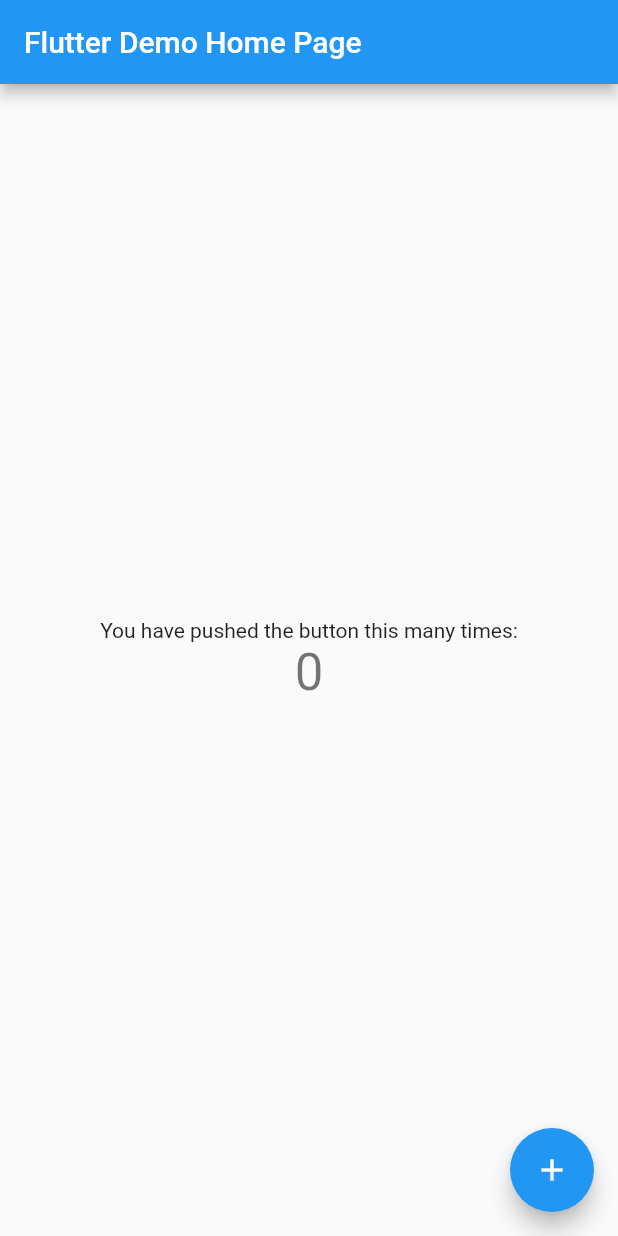
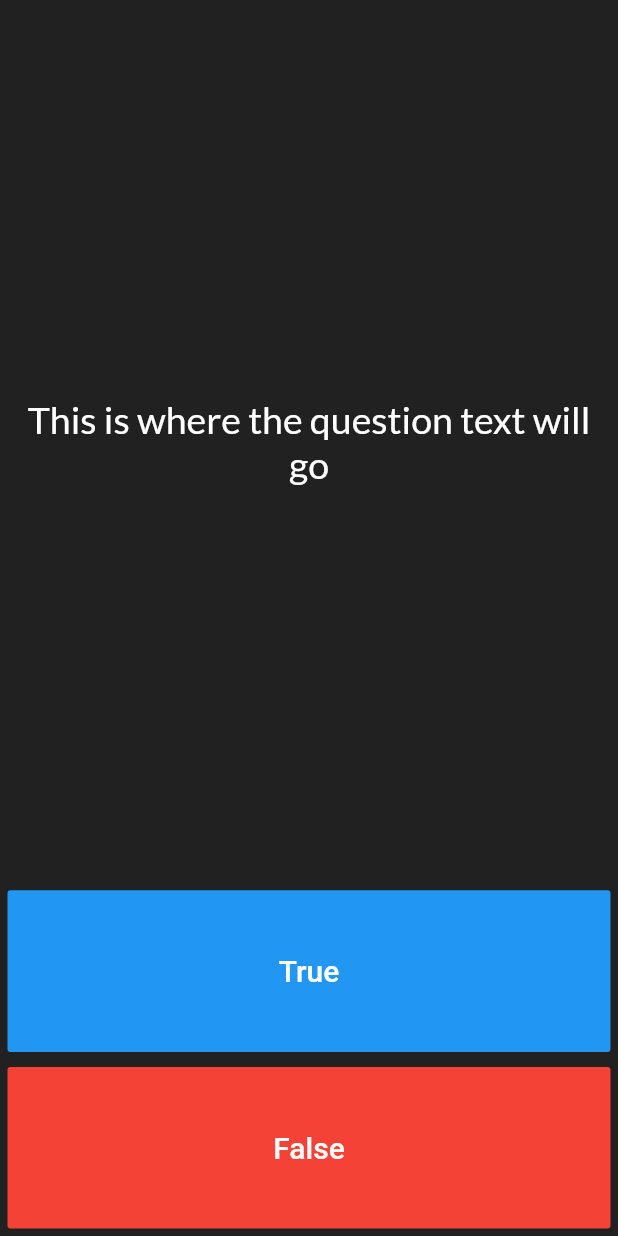
Before and after one commit to Naxalov/quizUp, a Flutter app: the screen it shows after launch, on a phone screen of 412 x 824 dp. Run offline on Flutter 3.47's test engine with Material 2 defaults, Android fonts, the phone set to English and light mode, and no system bars; our stand-ins replace google_fonts.

Commit message:
Home my version

```diff
--- a/lib/main.dart
+++ b/lib/main.dart
@@ -1,111 +1,18 @@
 import 'package:flutter/material.dart';
+import 'package:quiz_up/screens/home.dart';
 
 void main() => runApp(MyApp());
 
 class MyApp extends StatelessWidget {
-  // This widget is the root of your application.
   @override
   Widget build(BuildContext context) {
     return MaterialApp(
       title: 'Flutter Demo',
       theme: ThemeData(
-        // This is the theme of your application.
-        //
-        // Try running your application with "flutter run". You'll see the
-        // application has a blue toolbar. Then, without quitting the app, try
-        // changing the primarySwatch below to Colors.green and then invoke
-        // "hot reload" (press "r" in the console where you ran "flutter run",
-        // or simply save your changes to "hot reload" in a Flutter IDE).
-        // Notice that the counter didn't reset back to zero; the application
-        // is not restarted.
+
         primarySwatch: Colors.blue,
       ),
-      home: MyHomePage(title: 'Flutter Demo Home Page'),
+      home: Home(),
     );
   }
 }
-
-class MyHomePage extends StatefulWidget {
-  MyHomePage({Key key, this.title}) : super(key: key);
-
-  // This widget is the home page of your application. It is stateful, meaning
-  // that it has a State object (defined below) that contains fields that affect
-  // how it looks.
-
-  // This class is the configuration for the state. It holds the values (in this
-  // case the title) provided by the parent (in this case the App widget) and
-  // used by the build method of the State. Fields in a Widget subclass are
-  // always marked "final".
-
-  final String title;
-
-  @override
-  _MyHomePageState createState() => _MyHomePageState();
-}
-
-class _MyHomePageState extends State<MyHomePage> {
-  int _counter = 0;
-
-  void _incrementCounter() {
-    setState(() {
-      // This call to setState tells the Flutter framework that something has
-      // changed in this State, which causes it to rerun the build method below
-      // so that the display can reflect the updated values. If we changed
-      // _counter without calling setState(), then the build method would not be
-      // called again, and so nothing would appear to happen.
-      _counter++;
-    });
-  }
-
-  @override
-  Widget build(BuildContext context) {
-    // This method is rerun every time setState is called, for instance as done
-    // by the _incrementCounter method above.
-    //
-    // The Flutter framework has been optimized to make rerunning build methods
-    // fast, so that you can just rebuild anything that needs updating rather
-    // than having to individually change instances of widgets.
-    return Scaffold(
-      appBar: AppBar(
-        // Here we take the value from the MyHomePage object that was created by
-        // the App.build method, and use it to set our appbar title.
-        title: Text(widget.title),
-      ),
-      body: Center(
-        // Center is a layout widget. It takes a single child and positions it
-        // in the middle of the parent.
-        child: Column(
-          // Column is also a layout widget. It takes a list of children and
-          // arranges them vertically. By default, it sizes itself to fit its
-          // children horizontally, and tries to be as tall as its parent.
-          //
-          // Invoke "debug painting" (press "p" in the console, choose the
-          // "Toggle Debug Paint" action from the Flutter Inspector in Android
-          // Studio, or the "Toggle Debug Paint" command in Visual Studio Code)
-          // to see the wireframe for each widget.
-          //
-          // Column has various properties to control how it sizes itself and
-          // how it positions its children. Here we use mainAxisAlignment to
-          // center the children vertically; the main axis here is the vertical
-          // axis because Columns are vertical (the cross axis would be
-          // horizontal).
-          mainAxisAlignment: MainAxisAlignment.center,
-          children: <Widget>[
-            Text(
-              'You have pushed the button this many times:',
-            ),
-            Text(
-              '$_counter',
-              style: Theme.of(context).textTheme.display1,
-            ),
-          ],
-        ),
-      ),
-      floatingActionButton: FloatingActionButton(
-        onPressed: _incrementCounter,
-        tooltip: 'Increment',
-        child: Icon(Icons.add),
-      ), // This trailing comma makes auto-formatting nicer for build methods.
-    );
-  }
-}
--- /dev/null
+++ b/lib/screens/home.dart
@@ -0,0 +1,53 @@
+import 'package:flutter/material.dart';
+import 'package:google_fonts/google_fonts.dart';
+
+class Home extends StatelessWidget {
+  @override
+  Widget build(BuildContext context) {
+    return Scaffold(
+      backgroundColor: Colors.grey.shade900,
+      body: Column(
+        crossAxisAlignment: CrossAxisAlignment.stretch,
+        children: <Widget>[
+          Expanded(
+            flex: 5,
+            child: Padding(
+
+              padding: const EdgeInsets.all(15.0),
+              child: Center(
+                child: Text(
+                  'This is where the question text will go',
+                  style: GoogleFonts.lato(fontSize: 25.0, color: Colors.white),
+                  textAlign: TextAlign.center,
+                ),
+              ),
+            ),
+          ),
+          Expanded(
+            child: Padding(
+              padding: EdgeInsets.all(5.0),
+              child: FlatButton(
+                child: Text('True',style: TextStyle(color: Colors.white,fontSize: 20.0),),
+                color: Colors.blue,
+                onPressed: () {},
+              ),
+            ),
+          ),
+          Expanded(
+            child: Padding(
+              padding: EdgeInsets.all(5.0),
+              child: FlatButton(
+                child: Text(
+                  'False',
+                  style: TextStyle(color: Colors.white,fontSize: 20.0),
+                ),
+                color: Colors.red,
+                onPressed: () {},
+              ),
+            ),
+          ),
+        ],
+      ),
+    );
+  }
+}
--- a/pubspec.yaml
+++ b/pubspec.yaml
@@ -17,6 +17,7 @@ environment:
   sdk: ">=2.1.0 <3.0.0"
 
 dependencies:
+  google_fonts: ^0.3.2
   flutter:
     sdk: flutter
 
```
Also changed, not shown: pubspec.lock.
